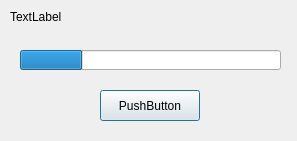
This is VisualStatistics/progressdialog.ui in kery/MacVisTat as Qt 5 draws it before an edit. The edited form follows.
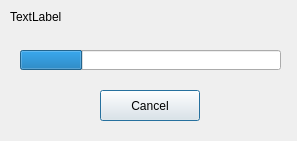
This is the edited form.

```diff
--- a/VisualStatistics/progressdialog.ui
+++ b/VisualStatistics/progressdialog.ui
@@ -58,7 +58,7 @@
     </rect>
    </property>
    <property name="text">
-    <string>PushButton</string>
+    <string>Cancel</string>
    </property>
   </widget>
   <zorder>pushButton</zorder>
```
